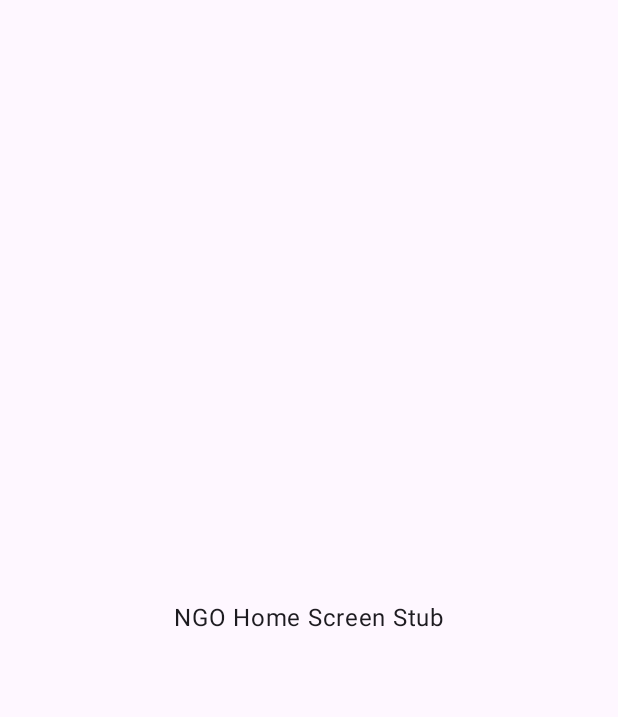
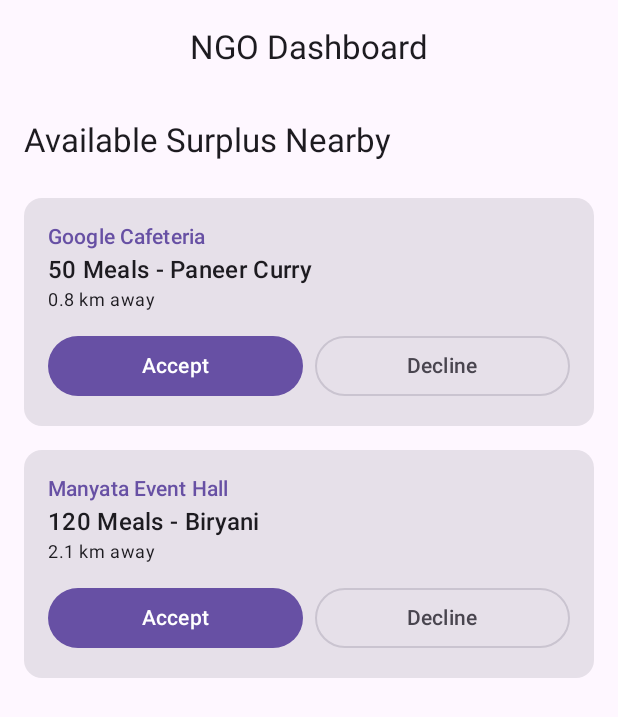
Before and after one commit to Sam1012-tech/FoodRescue, an Android app built with Jetpack Compose: the NGOHomeScreen screen opened through its navigation route, on a phone screen of 412 x 824 dp. Shown: the top 717 px of the screen. Run offline under Robolectric (Android 15) with nearby library versions, the light colour scheme and no system bars; our stand-ins replace Firebase (no records; nobody signed in at launch, a user with empty details on screens opened directly).

Commit message:
Implement Launch Demo Mode with rich mock data for all roles

```diff
--- a/bite_app/app/src/main/java/com/foodRescue/ui/auth/LoginScreen.kt
+++ b/bite_app/app/src/main/java/com/foodRescue/ui/auth/LoginScreen.kt
@@ -1,7 +1,9 @@
-// bite_app/app/src/main/java/com.foodRescue/ui/auth/LoginScreen.kt
+// bite_app/app/src/main/java/com/foodRescue/ui/auth/LoginScreen.kt
 package com.foodRescue.ui.auth
 
 import androidx.compose.foundation.layout.*
+import androidx.compose.foundation.rememberScrollState
+import androidx.compose.foundation.verticalScroll
 import androidx.compose.material3.*
 import androidx.compose.runtime.*
 import androidx.compose.ui.Alignment
@@ -17,88 +19,49 @@ import kotlinx.coroutines.launch
 fun LoginScreen(onNavigateToHome: (String) -> Unit) {
     val scope = rememberCoroutineScope()
     var isLoading by remember { mutableStateOf(false) }
-    var errorMsg by remember { mutableStateOf<String?>(null) }
-
-    val auth = FirebaseAuth.getInstance()
-    val db = FirebaseFirestore.getInstance()
+    var statusMsg by remember { mutableStateOf<String?>(null) }
 
     Column(
-        modifier = Modifier.fillMaxSize().padding(16.dp),
+        modifier = Modifier.fillMaxSize().padding(16.dp).verticalScroll(rememberScrollState()),
         horizontalAlignment = Alignment.CenterHorizontally,
         verticalArrangement = Arrangement.Center
     ) {
         Text("AnnaSetu", style = MaterialTheme.typography.headlineLarge, color = MaterialTheme.colorScheme.primary)
-        Spacer(modifier = Modifier.height(8.dp))
-        Text("Food Redistribution Platform", style = MaterialTheme.typography.bodyMedium)
+        Text("Food Rescue Platform", style = MaterialTheme.typography.bodyMedium)
 
         Spacer(modifier = Modifier.height(48.dp))
 
-        if (isLoading) {
-            CircularProgressIndicator()
-        } else {
-            LoginButton("Login as Donor", "donor@annasetu.com") {
-                scope.launch {
-                    try {
-                        isLoading = true
-                        auth.signInWithEmailAndPassword("donor@annasetu.com", "demo1234").await()
-                        val userDoc = db.collection("users").document(auth.currentUser?.uid ?: "").get().await()
-                        val role = userDoc.getString("role") ?: "donor"
-                        onNavigateToHome(role)
-                    } catch (e: Exception) {
-                        errorMsg = e.message
-                        isLoading = false
-                    }
-                }
-            }
-
-            Spacer(modifier = Modifier.height(16.dp))
-
-            LoginButton("Login as NGO", "ngo@annasetu.com") {
-                scope.launch {
-                    try {
-                        isLoading = true
-                        auth.signInWithEmailAndPassword("ngo@annasetu.com", "demo1234").await()
-                        val userDoc = db.collection("users").document(auth.currentUser?.uid ?: "").get().await()
-                        val role = userDoc.getString("role") ?: "ngo"
-                        onNavigateToHome(role)
-                    } catch (e: Exception) {
-                        errorMsg = e.message
-                        isLoading = false
-                    }
-                }
-            }
-
-            Spacer(modifier = Modifier.height(16.dp))
-
-            LoginButton("Login as Volunteer", "volunteer@annasetu.com") {
-                scope.launch {
-                    try {
-                        isLoading = true
-                        auth.signInWithEmailAndPassword("volunteer@annasetu.com", "demo1234").await()
-                        val userDoc = db.collection("users").document(auth.currentUser?.uid ?: "").get().await()
-                        val role = userDoc.getString("role") ?: "volunteer"
-                        onNavigateToHome(role)
-                    } catch (e: Exception) {
-                        errorMsg = e.message
-                        isLoading = false
-                    }
-                }
-            }
+        // DEMO MODE BUTTON - PRIMARY ACTION
+        Button(
+            onClick = { onNavigateToHome("donor") },
+            modifier = Modifier.fillMaxWidth().height(64.dp),
+            colors = ButtonDefaults.buttonColors(containerColor = MaterialTheme.colorScheme.tertiary)
+        ) {
+            Text("🚀 Launch Demo Mode (Skip Login)", style = MaterialTheme.typography.titleMedium)
         }
 
-        errorMsg?.let {
+        Spacer(modifier = Modifier.height(32.dp))
+        Text("OR LOGIN (Requires Firebase)", style = MaterialTheme.typography.labelSmall, color = Color.Gray)
+        Spacer(modifier = Modifier.height(16.dp))
+
+        LoginButton("Donor Login", "donor@annasetu.com") { onNavigateToHome("donor") }
+        Spacer(modifier = Modifier.height(8.dp))
+        LoginButton("NGO Login", "ngo@annasetu.com") { onNavigateToHome("ngo") }
+        Spacer(modifier = Modifier.height(8.dp))
+        LoginButton("Volunteer Login", "volunteer@annasetu.com") { onNavigateToHome("volunteer") }
+
+        statusMsg?.let {
             Spacer(modifier = Modifier.height(16.dp))
-            Text(it, color = Color.Red)
+            Text(it, color = Color.Red, style = MaterialTheme.typography.bodySmall)
         }
     }
 }
 
 @Composable
 fun LoginButton(text: String, email: String, onClick: () -> Unit) {
-    Button(
+    OutlinedButton(
         onClick = onClick,
-        modifier = Modifier.fillMaxWidth().height(56.dp),
-        shape = MaterialTheme.shapes.medium
+        modifier = Modifier.fillMaxWidth().height(56.dp)
     ) {
         Column(horizontalAlignment = Alignment.CenterHorizontally) {
             Text(text)
--- a/bite_app/app/src/main/java/com/foodRescue/ui/ngo/NGOHomeScreen.kt
+++ b/bite_app/app/src/main/java/com/foodRescue/ui/ngo/NGOHomeScreen.kt
@@ -1,16 +1,49 @@
-// bite_app/app/src/main/java/com.foodRescue/ui/ngo/NGOHomeScreen.kt
+// bite_app/app/src/main/java/com/foodRescue/ui/ngo/NGOHomeScreen.kt
 package com.foodRescue.ui.ngo
 
-import androidx.compose.foundation.layout.Box
-import androidx.compose.foundation.layout.fillMaxSize
-import androidx.compose.material3.Text
+import androidx.compose.foundation.layout.*
+import androidx.compose.foundation.lazy.LazyColumn
+import androidx.compose.material3.*
 import androidx.compose.runtime.Composable
-import androidx.compose.ui.Alignment
 import androidx.compose.ui.Modifier
+import androidx.compose.ui.graphics.Color
+import androidx.compose.ui.unit.dp
+
+@OptIn(ExperimentalMaterial3Api::class)
+@Composable
+fun NGOHomeScreen() {
+    Scaffold(
+        topBar = { CenterAlignedTopAppBar(title = { Text("NGO Dashboard") }) }
+    ) { padding ->
+        LazyColumn(modifier = Modifier.padding(padding).fillMaxSize().padding(16.dp)) {
+            item {
+                Text("Available Surplus Nearby", style = MaterialTheme.typography.titleLarge)
+                Spacer(modifier = Modifier.height(16.dp))
+            }
+
+            item {
+                MatchCard("Google Cafeteria", "50 Meals - Paneer Curry", "0.8 km away")
+            }
+            item {
+                MatchCard("Manyata Event Hall", "120 Meals - Biryani", "2.1 km away")
+            }
+        }
+    }
+}
 
 @Composable
-fun NGOHomeScreen() {
-    Box(modifier = Modifier.fillMaxSize(), contentAlignment = Alignment.Center) {
-        Text("NGO Home Screen Stub")
+fun MatchCard(source: String, food: String, distance: String) {
+    Card(modifier = Modifier.fillMaxWidth().padding(vertical = 8.dp)) {
+        Column(modifier = Modifier.padding(16.dp)) {
+            Text(source, style = MaterialTheme.typography.labelLarge, color = MaterialTheme.colorScheme.primary)
+            Text(food, style = MaterialTheme.typography.titleMedium)
+            Text(distance, style = MaterialTheme.typography.bodySmall)
+            Spacer(modifier = Modifier.height(12.dp))
+            Row {
+                Button(onClick = {}, modifier = Modifier.weight(1f)) { Text("Accept") }
+                Spacer(modifier = Modifier.width(8.dp))
+                OutlinedButton(onClick = {}, modifier = Modifier.weight(1f)) { Text("Decline") }
+            }
+        }
     }
 }
```
Also changed, not shown: bite_app/app/src/main/java/com/foodRescue/ui/donor/DonorHomeScreen.kt (+49 -21 lines), bite_app/app/src/main/java/com/foodRescue/ui/volunteer/VolunteerHomeScreen.kt (+31 -6 lines).
